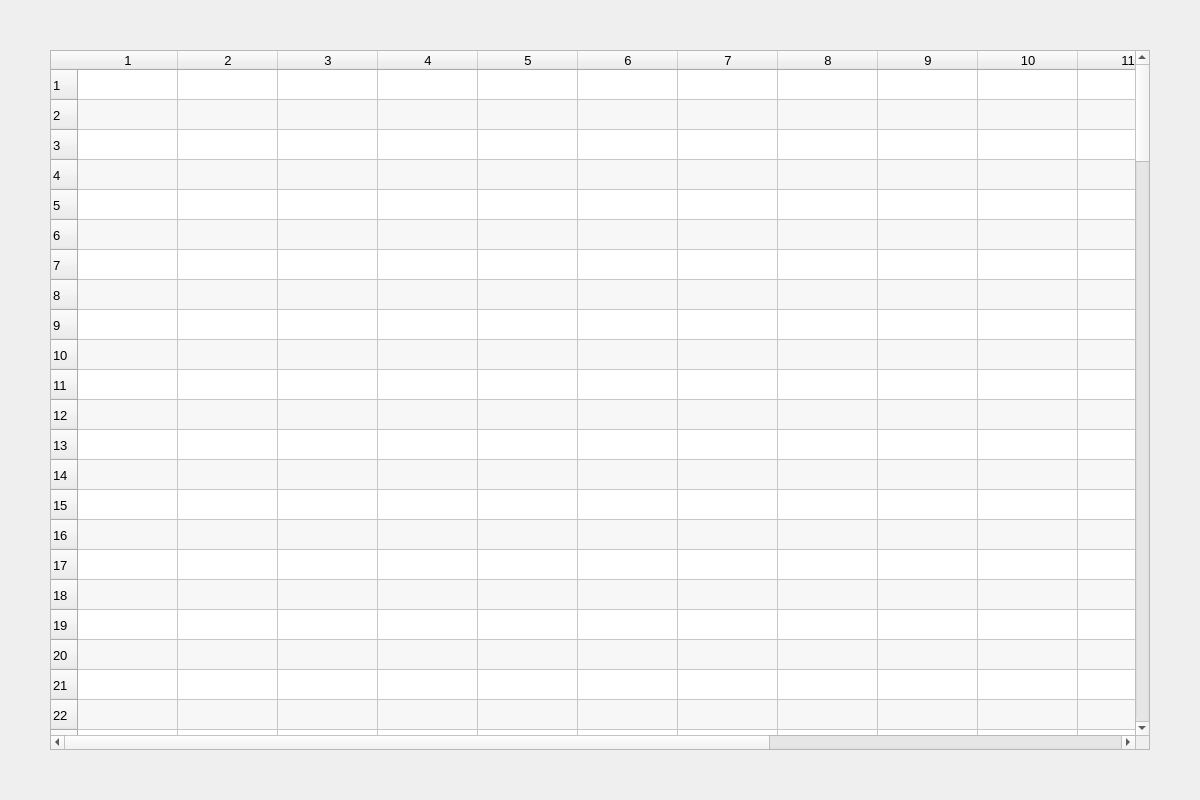
easttosea/old_investor, file structured_fund/ui.ui: the form before one commit.
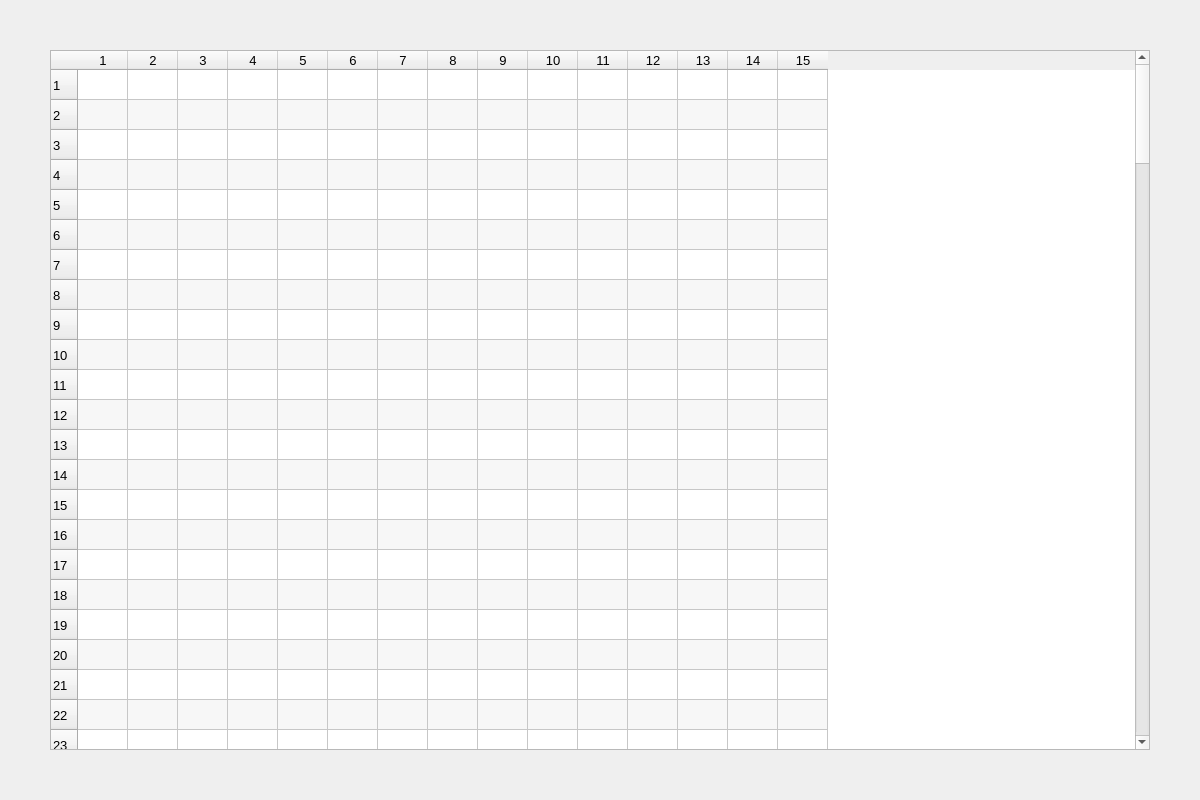
The form after the commit.

Commit message: I'm still writing.

```diff
--- a/structured_fund/ui.ui
+++ b/structured_fund/ui.ui
@@ -39,6 +39,9 @@
    <property name="columnCount">
     <number>15</number>
    </property>
+   <attribute name="horizontalHeaderDefaultSectionSize">
+    <number>50</number>
+   </attribute>
    <row/>
    <row/>
    <row/>
```
Left out of the diff: 3 changed lines with no effect on the pictures. The commit also changes 1 other file.
